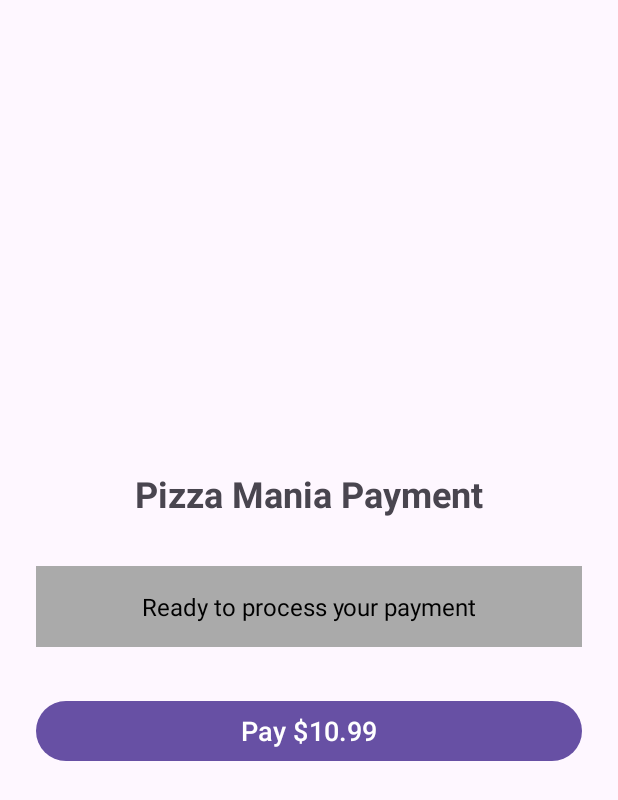
After one commit to DesanDinsanda/Pizza-Mania, an Android app: the layout activity_payment.xml on its own in the app's theme, with its tools: preview values and no code run, on a phone screen of 412 x 824 dp. The commit adds this screen. Shown: the top 800 px of the screen. Run offline under Robolectric (Android 15) with nearby library versions, the phone set to English and light mode, and no system bars.

Commit message:
Added mock payment gateway
with Stripe

```diff
--- a/app/build.gradle.kts
+++ b/app/build.gradle.kts
@@ -66,6 +66,11 @@ dependencies {
     //Custom toast
     implementation("com.github.GrenderG:Toasty:1.5.2")
     implementation("com.google.android.material:material:1.11.0")
+    //payment
+    implementation("com.google.firebase:firebase-functions:20.4.0")
+    implementation("com.stripe:stripe-android:20.37.2")
+    implementation("androidx.activity:activity-ktx:1.8.0")
+    implementation("androidx.lifecycle:lifecycle-runtime-ktx:2.6.2")
 }
 
 secrets {
--- /dev/null
+++ b/app/src/main/res/layout/activity_payment.xml
@@ -0,0 +1,39 @@
+<?xml version="1.0" encoding="utf-8"?>
+<LinearLayout xmlns:android="http://schemas.android.com/apk/res/android"
+    android:id="@+id/main"
+    android:layout_width="match_parent"
+    android:layout_height="match_parent"
+    android:orientation="vertical"
+    android:padding="24dp"
+    android:gravity="center">
+
+    <TextView
+        android:layout_width="wrap_content"
+        android:layout_height="wrap_content"
+        android:text="Pizza Mania Payment"
+        android:textSize="24sp"
+        android:textStyle="bold"
+        android:layout_gravity="center"
+        android:layout_marginBottom="32dp"/>
+
+    <TextView
+        android:id="@+id/statusText"
+        android:layout_width="match_parent"
+        android:layout_height="wrap_content"
+        android:text="Ready to process your payment"
+        android:textSize="16sp"
+        android:gravity="center"
+        android:layout_marginBottom="32dp"
+        android:padding="16dp"
+        android:background="@android:color/darker_gray"
+        android:textColor="@android:color/black"/>
+
+    <Button
+        android:id="@+id/payBtn"
+        android:layout_width="match_parent"
+        android:layout_height="wrap_content"
+        android:text="Pay $10.99"
+        android:textSize="18sp"
+        android:layout_gravity="center"/>
+
+</LinearLayout>
--- a/app/src/main/res/values/strings.xml
+++ b/app/src/main/res/values/strings.xml
@@ -2,7 +2,7 @@
     <string name="app_name">Pizza-Mania</string>
     <string name="title_activity_select_location">SelectLocation</string>
 
-<!--    select-location-->
+    <!--    select-location-->
     <string name="location_heading">Select a delivery location</string>
     <string name="my_location_text">Your Location</string>
     <string name="select_location_btn">Select Location</string>
```
Also changed, not shown: app/src/main/AndroidManifest.xml (+18 -9 lines), app/src/main/java/com/example/pizza_mania/PaymentActivity.java (added, +144 -0 lines).
